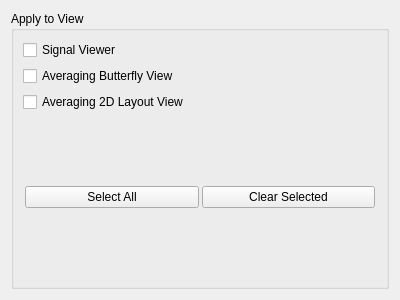
Old version of the form applications/mne_analyze/plugins/channelselection/channelselection.ui in the repository mne-tools/mne-cpp.
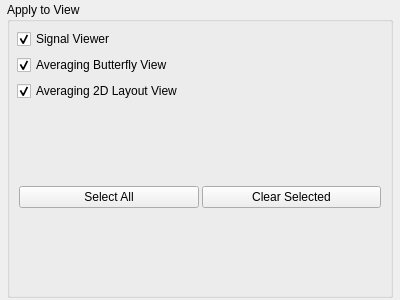
New version of the form.

Patch:
```diff
--- a/applications/mne_analyze/plugins/channelselection/channelselection.ui
+++ b/applications/mne_analyze/plugins/channelselection/channelselection.ui
@@ -20,6 +20,18 @@
    <string>Form</string>
   </property>
   <layout class="QVBoxLayout" name="verticalLayout">
+   <property name="leftMargin">
+    <number>7</number>
+   </property>
+   <property name="topMargin">
+    <number>2</number>
+   </property>
+   <property name="rightMargin">
+    <number>7</number>
+   </property>
+   <property name="bottomMargin">
+    <number>2</number>
+   </property>
    <item>
     <widget class="QGroupBox" name="groupBox">
      <property name="sizePolicy">
@@ -32,13 +44,25 @@
       <string>Apply to View</string>
      </property>
      <layout class="QVBoxLayout" name="verticalLayout_2">
+      <property name="leftMargin">
+       <number>7</number>
+      </property>
+      <property name="topMargin">
+       <number>7</number>
+      </property>
+      <property name="rightMargin">
+       <number>7</number>
+      </property>
+      <property name="bottomMargin">
+       <number>7</number>
+      </property>
       <item>
        <widget class="QCheckBox" name="m_checkBoxSignaViewer">
         <property name="text">
          <string>Signal Viewer</string>
         </property>
         <property name="checked">
-         <bool>false</bool>
+         <bool>true</bool>
         </property>
        </widget>
       </item>
@@ -48,7 +72,7 @@
          <string>Averaging Butterfly View</string>
         </property>
         <property name="checked">
-         <bool>false</bool>
+         <bool>true</bool>
         </property>
        </widget>
       </item>
@@ -58,7 +82,7 @@
          <string>Averaging 2D Layout View</string>
         </property>
         <property name="checked">
-         <bool>false</bool>
+         <bool>true</bool>
         </property>
        </widget>
       </item>
```
